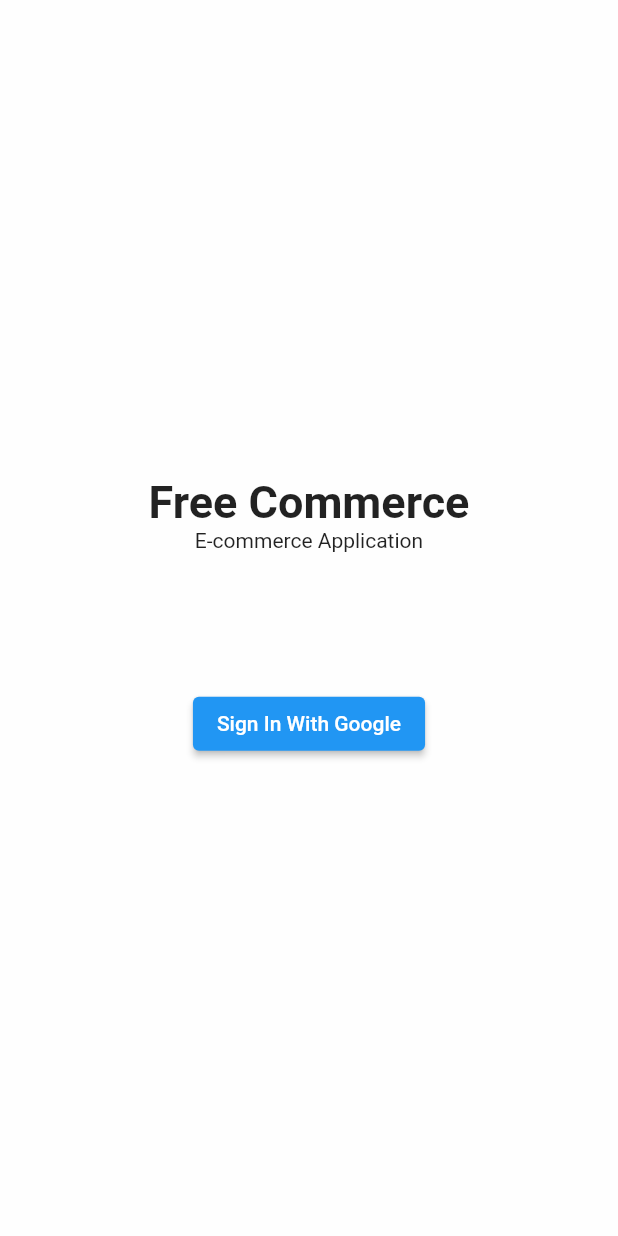
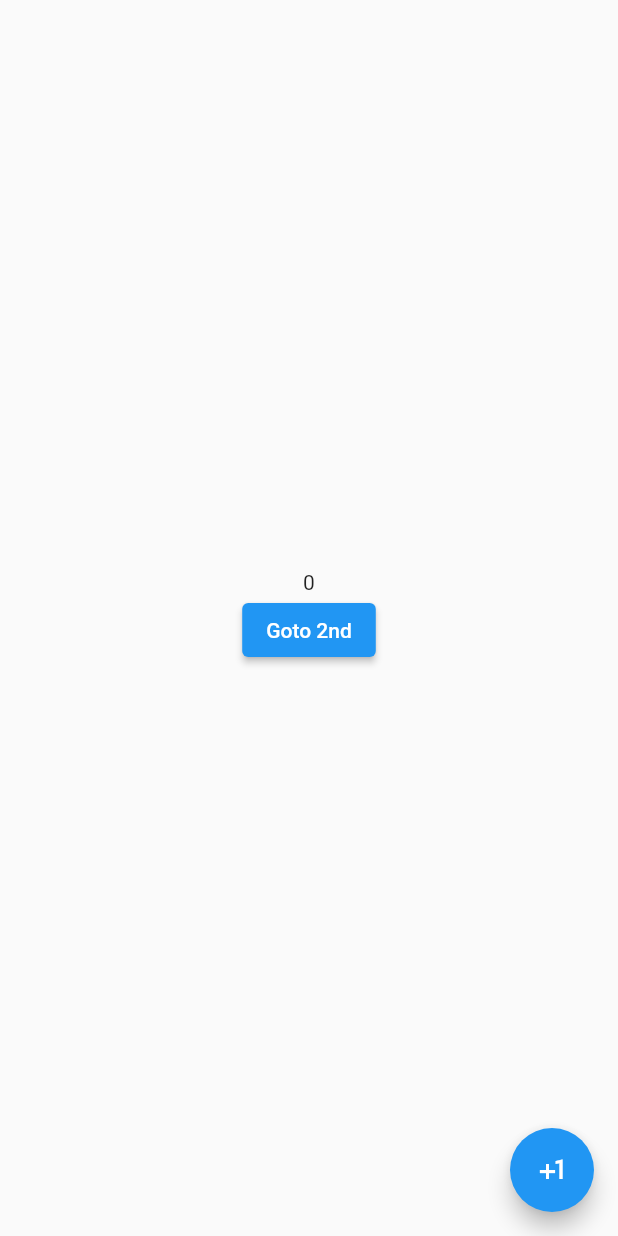
Before and after one commit to asarkar1990/flutter-open-e-commerce, a Flutter app: the screen it shows after launch, on a phone screen of 412 x 824 dp. Run offline on Flutter 3.47's test engine with Material 2 defaults, Android fonts, the phone set to English and light mode, and no system bars; our stand-ins replace cloud_firestore, firebase_auth, firebase_core, get, google_sign_in; accounts and stored records are empty.

Commit message:
until lifecycle

```diff
--- /dev/null
+++ b/lib/counter_controller.dart
@@ -0,0 +1,15 @@
+import 'package:get/get.dart';
+
+class CounterController extends GetxController {
+  int _counter = 0;
+
+  int get counter => _counter;
+
+  /// all events
+  void increment() {
+    _counter++;
+
+    /// notify the ui
+    update();
+  }
+}
--- /dev/null
+++ b/lib/counter_view.dart
@@ -0,0 +1,34 @@
+import 'package:flutter/material.dart';
+import 'package:get/get.dart';
+import 'package:opencommerce/second_view.dart';
+
+import 'counter_controller.dart';
+
+class CounterView extends StatelessWidget {
+  @override
+  Widget build(BuildContext context) {
+    return GetBuilder<CounterController>(
+      builder: (controller) => Scaffold(
+          floatingActionButton: FloatingActionButton(
+            onPressed: () {
+              controller.increment();
+            },
+            child: Icon(Icons.plus_one),
+          ),
+          body: Container(
+            child: Column(
+              mainAxisAlignment: MainAxisAlignment.center,
+              children: [
+                Center(child: Text("${controller?.counter}")),
+                ElevatedButton(
+                  onPressed: () {
+                    Get.to(SecondView());
+                  },
+                  child: Text("Goto 2nd"),
+                )
+              ],
+            ),
+          )),
+    );
+  }
+}
--- a/lib/main.dart
+++ b/lib/main.dart
@@ -2,13 +2,17 @@ import 'package:firebase_core/firebase_core.dart';
 import 'package:flutter/material.dart';
 import 'package:get/get.dart';
 import 'package:opencommerce/controllers/cart_controller.dart';
+import 'package:opencommerce/counter_view.dart';
 import 'package:opencommerce/views/auth_view.dart';
 import 'package:opencommerce/views/home_view.dart';
+
+import 'counter_controller.dart';
 
 final cart = CartController();
 
 void main() {
   runApp(MyApp());
+  final _ = Get.put(CounterController());
 }
 
 class MyApp extends StatefulWidget {
@@ -30,8 +34,9 @@ class _MyAppState extends State<MyApp> {
     return GetMaterialApp(
       debugShowCheckedModeBanner: false,
       title: 'Flutter e-commerce',
-      home:
-          initialized ? AuthView() : Center(child: CircularProgressIndicator()),
+      home: initialized
+          ? CounterView()
+          : Center(child: CircularProgressIndicator()),
     );
   }
 
--- a/pubspec.yaml
+++ b/pubspec.yaml
@@ -28,10 +28,6 @@ dependencies:
   firebase_auth: "^0.20.1"
   google_sign_in: "^4.5.1"
   get: any
-
-
-
-
 
 
 dev_dependencies:
```
Also changed, not shown: lib/second_view.dart (added, +31 -0 lines).
